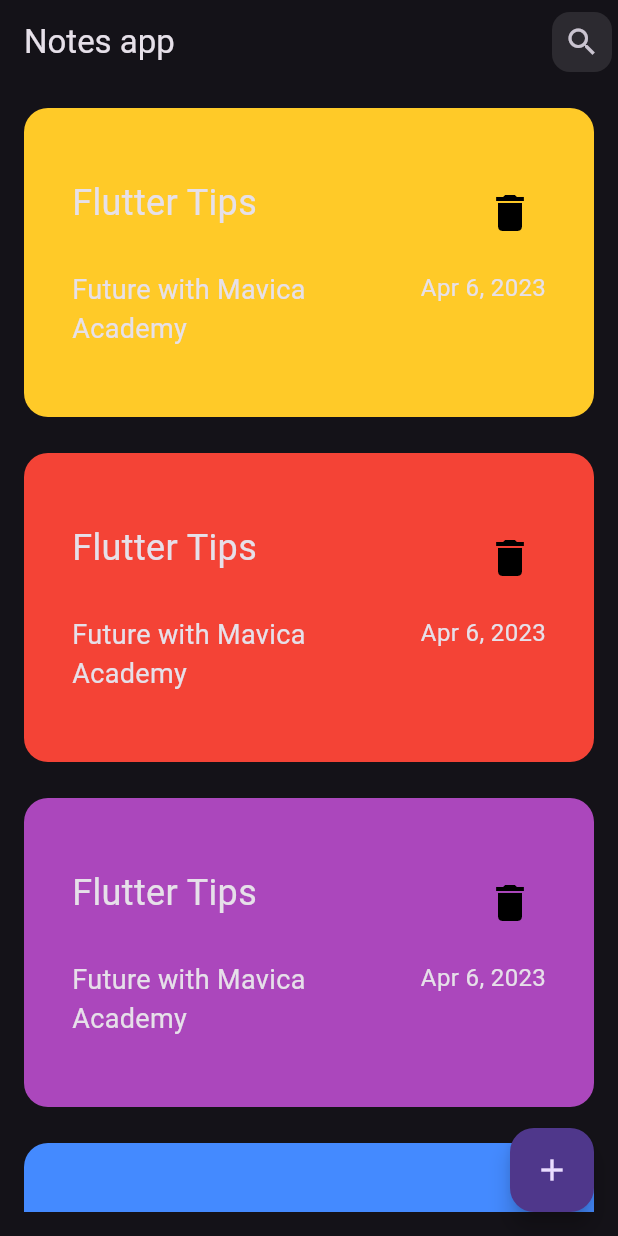
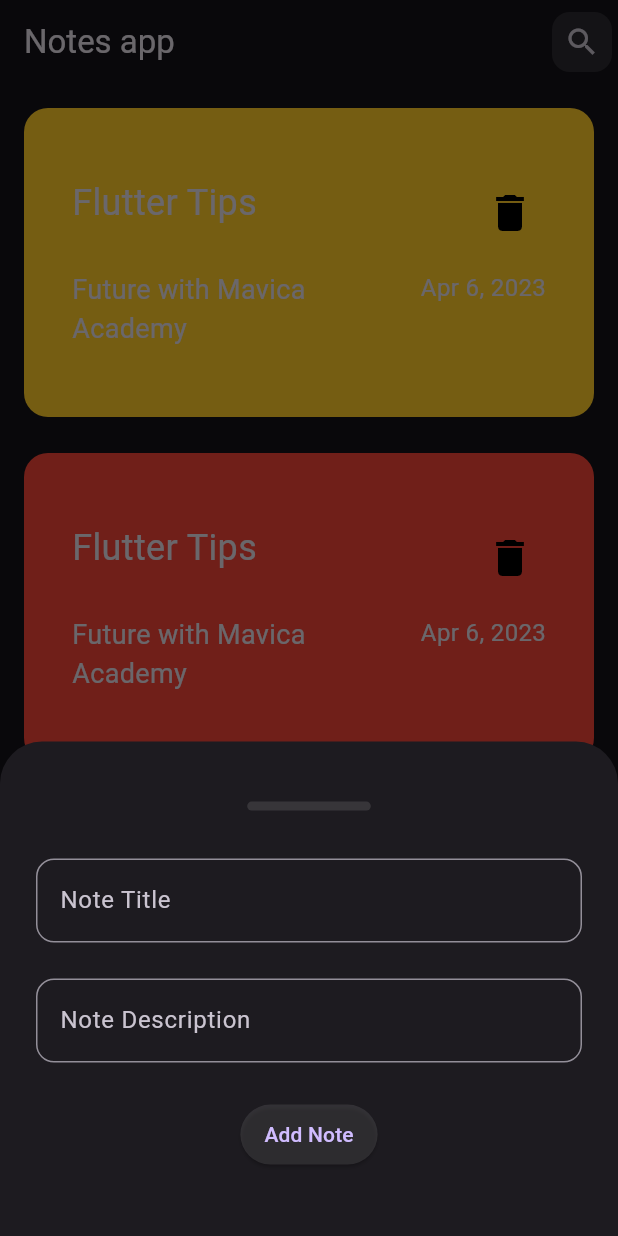
Before and after one commit to AMG2001/flutter_courses_and_projects, a Flutter app: the screen it shows after launch, after a tap on the "add" icon, on a phone screen of 412 x 824 dp. Run offline on Flutter 3.47's test engine with Material 2 defaults, Android fonts, the light colour scheme and no system bars; our stand-ins replace audioplayers, get.

Commit message:
bottom sheet added and handled , remain backend

```diff
--- a/Tharwat samy Course/Notes app - S13/notes_app/lib/home_page/home_page.dart
+++ b/Tharwat samy Course/Notes app - S13/notes_app/lib/home_page/home_page.dart
@@ -1,17 +1,102 @@
 import 'package:flutter/material.dart';
+import 'package:get/get.dart';
 import 'package:notes_app/config/device_dimensions.dart';
 import 'package:notes_app/home_page/home_page_components/home_page_app_bar.dart';
 import 'package:notes_app/home_page/note_item/note_item.dart';
 import 'package:intl/intl.dart';
 
 class HomePage extends StatelessWidget {
-  const HomePage({super.key});
+  HomePage({super.key});
+  GlobalKey<FormState> _formKey = GlobalKey<FormState>();
+  TextEditingController noteTitleTextEditingController =
+      TextEditingController();
+  TextEditingController noteDescriptionTextEditingController =
+      TextEditingController();
 
   @override
   Widget build(BuildContext context) {
     return Scaffold(
       floatingActionButton: FloatingActionButton(
-        onPressed: () {},
+        onPressed: () {
+          showModalBottomSheet(
+            isScrollControlled: true,
+            context: context,
+            builder: (context) {
+              return SingleChildScrollView(
+                child: Padding(
+                  padding: EdgeInsets.only(
+                      bottom: MediaQuery.of(context).viewInsets.bottom),
+                  child: Container(
+                    padding: EdgeInsets.all(24),
+                    height: DeviceDimensions.height * .4,
+                    width: DeviceDimensions.width,
+                    decoration: BoxDecoration(
+                      borderRadius: BorderRadius.only(
+                        topLeft: Radius.circular(28),
+                        topRight: Radius.circular(28),
+                      ),
+                    ),
+                    child: Form(
+                      key: _formKey,
+                      child: Column(
+                        children: [
+                          Container(
+                            decoration: BoxDecoration(
+                              color: Colors.grey.withOpacity(0.2),
+                              borderRadius: BorderRadius.circular(32),
+                            ),
+                            margin: EdgeInsets.only(top: 16, bottom: 32),
+                            width: DeviceDimensions.width * .2,
+                            height: 6,
+                          ),
+                          TextFormField(
+                            controller: noteTitleTextEditingController,
+                            decoration: InputDecoration(
+                              labelText: 'Note Title',
+                              hintText: 'Enter your note title',
+                              border: OutlineInputBorder(
+                                borderRadius: BorderRadius.circular(12),
+                              ),
+                            ),
+                          ),
+                          SizedBox(
+                            height: 24,
+                          ),
+                          TextFormField(
+                            controller: noteDescriptionTextEditingController,
+                            decoration: InputDecoration(
+                              labelText: 'Note Description',
+                              hintText: 'Enter your note description',
+                              border: OutlineInputBorder(
+                                borderRadius: BorderRadius.circular(12),
+                              ),
+                            ),
+                          ),
+                          SizedBox(
+                            height: 24,
+                          ),
+                          ElevatedButton(
+                            style: ButtonStyle(
+                              padding: MaterialStateProperty.all<EdgeInsets>(
+                                EdgeInsets.symmetric(
+                                    vertical: 4, horizontal: 16),
+                              ),
+                              backgroundColor: MaterialStateProperty.all<Color>(
+                                Colors.white.withOpacity(0.1),
+                              ),
+                            ),
+                            onPressed: () {},
+                            child: Text("Add Note"),
+                          )
+                        ],
+                      ),
+                    ),
+                  ),
+                ),
+              );
+            },
+          );
+        },
         child: Icon(Icons.add),
       ),
       appBar: homePageAppBar,
```
